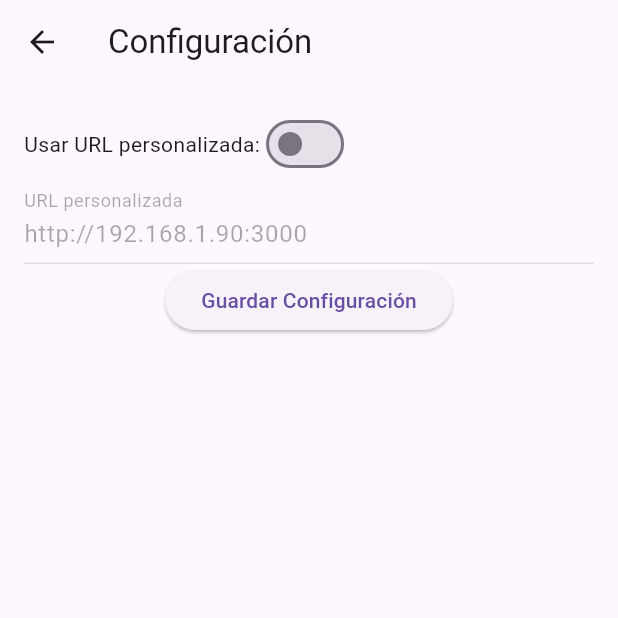
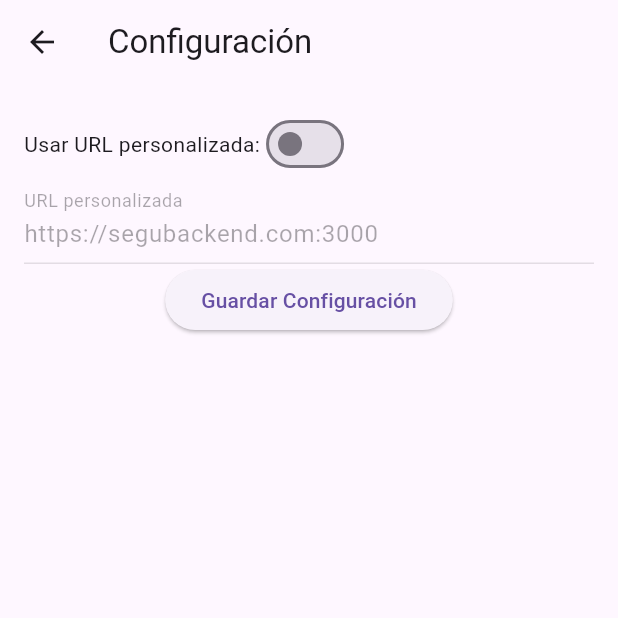
Before and after one commit to ReplacedSpace17/Segucom_mobile_app, a Flutter app: the ConfigScreen screen opened by its route, on a phone screen of 412 x 824 dp, the top half of it. Run offline on Flutter 3.47's test engine with Material 3 defaults, Android fonts, the phone set to English and light mode, and no system bars; our stand-ins replace device_info_plus, geolocator, image_picker, just_audio, permission_handler, shared_preferences and 2 more; missing offline and left inert: flutter_barcode_scanner, flutter_ffmpeg, flutter_sound, flutter_webrtc, flutter_webview_plugin; accounts and stored records are empty; network calls fail.

Commit message:
chore: Actualizar URL del backend a https://segubackend.com:3000 y actualizar la versión de la biblioteca http a 0.13.6

```diff
--- a/lib/configBackend.dart
+++ b/lib/configBackend.dart
@@ -1,8 +1,8 @@
 class ConfigBackend {
   //static String _backendUrl = 'https://9160-2806-103e-30-f054-aeae-a6b6-7cb9-8ae0.ngrok-free.app';
   //static String _backendUrl = 'http://192.168.1.76:3000'; -- desktop
-  static String _backendUrl = 'http://192.168.1.90:3000'; // -- laptop casa
-  //static String _backendUrl = 'http://192.168.100.123:3000'; // -- laptop escuela
+  //static String _backendUrl = 'http://192.168.1.90:3000'; // -- laptop casa
+  static String _backendUrl = 'https://segubackend.com:3000'; // -- laptop escuela
   // static String _backendUrl = 'http://20.102.109.114:3000';
 //https://9160-2806-103e-30-f054-aeae-a6b6-7cb9-8ae0.ngrok-free.app
   static String get backendUrl => _backendUrl;
--- a/pubspec.yaml
+++ b/pubspec.yaml
@@ -31,7 +31,7 @@ dependencies:
     sdk: flutter
   cupertino_icons: ^1.0.6
   device_info_plus: ^9.0.0 # Biblioteca para obtener información del dispositivo
-  http: ^1.0.0 # Versión compatible de la biblioteca HTTP
+  http: ^0.13.4
   geolocator: ^7.6.2
   flutter_webview_plugin: ^0.4.0
   shared_preferences: ^2.0.8
```
Also changed, not shown: lib/clientHTTP.dart (added), pubspec.lock.
